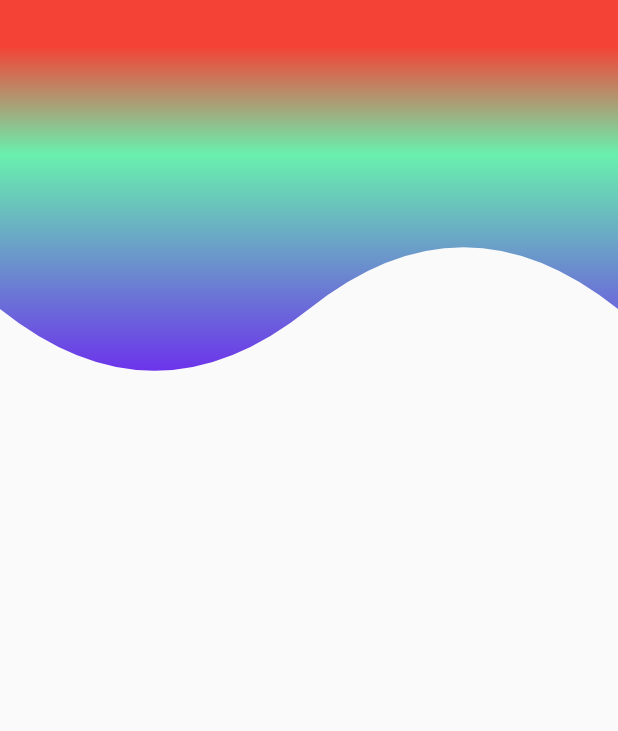
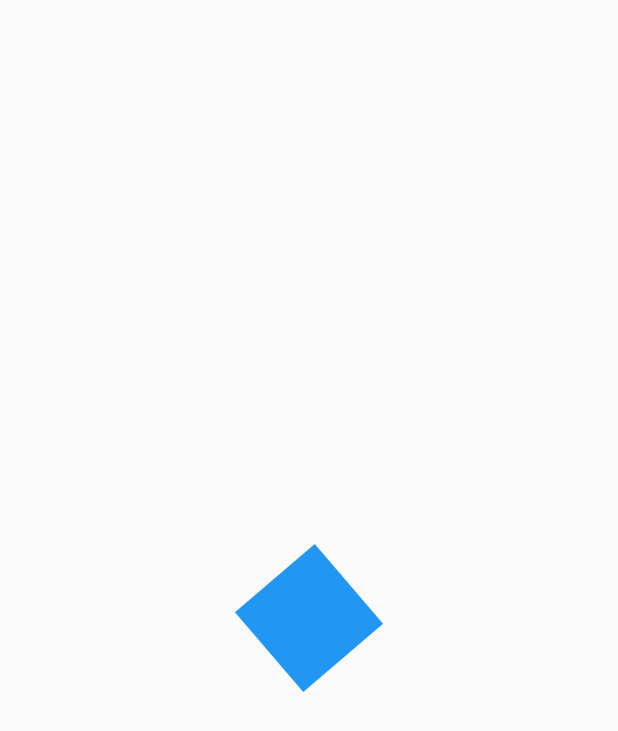
Before and after one commit to DannyStrelok/flutter_custom_painter_practica, a Flutter app: the screen it shows after launch, on a phone screen of 412 x 824 dp. Shown: the top 731 px of the screen. Run offline on Flutter 3.47's test engine with Material 2 defaults, Android fonts, the phone set to English and light mode, and no system bars.

Commit message:
Comenzamos con las animaciones. Creado tween básico

```diff
--- a/lib/main.dart
+++ b/lib/main.dart
@@ -1,4 +1,5 @@
 import 'package:flutter/material.dart';
+import 'package:flutter_custom_painter/src/screens/animaciones_screen.dart';
 import 'package:flutter_custom_painter/src/screens/headers_screen.dart';
 
 void main() => runApp(MyApp());
@@ -9,7 +10,7 @@ class MyApp extends StatelessWidget {
     return MaterialApp(
       debugShowCheckedModeBanner: false,
       title: 'Diseños',
-      home: HeadersScreen()
+      home: AnimacionesScreen()
     );
   }
 }
--- /dev/null
+++ b/lib/src/screens/animaciones_screen.dart
@@ -0,0 +1,61 @@
+import 'package:flutter/material.dart';
+
+class AnimacionesScreen extends StatelessWidget {
+  @override
+  Widget build(BuildContext context) {
+    return Scaffold(
+      body: Center(
+        child: _CuadradoAnimado(),
+      ),
+    );
+  }
+}
+
+class _CuadradoAnimado extends StatefulWidget {
+  @override
+  __CuadradoAnimadoState createState() => __CuadradoAnimadoState();
+}
+
+class __CuadradoAnimadoState extends State<_CuadradoAnimado>
+    with SingleTickerProviderStateMixin {
+  AnimationController animationController;
+  Animation<double> rotacion;
+
+  @override
+  void initState() {
+    animationController = new AnimationController(
+        vsync: this, duration: Duration(milliseconds: 4000));
+
+    rotacion = Tween(begin: 0.0, end: 15.0).animate(animationController);
+
+    super.initState();
+  }
+
+  @override
+  void dispose() {
+    animationController.dispose();
+    super.dispose();
+  }
+
+  @override
+  Widget build(BuildContext context) {
+    animationController.forward();
+
+    return AnimatedBuilder(
+      animation: animationController,
+      child: _Rectangulo(),
+      builder: (BuildContext context, Widget child) {
+        print(rotacion.value);
+        return Transform.rotate(angle: rotacion.value, child: child);
+      },
+    );
+  }
+}
+
+class _Rectangulo extends StatelessWidget {
+  @override
+  Widget build(BuildContext context) {
+    return Container(
+        width: 70, height: 70, decoration: BoxDecoration(color: Colors.blue));
+  }
+}
```
